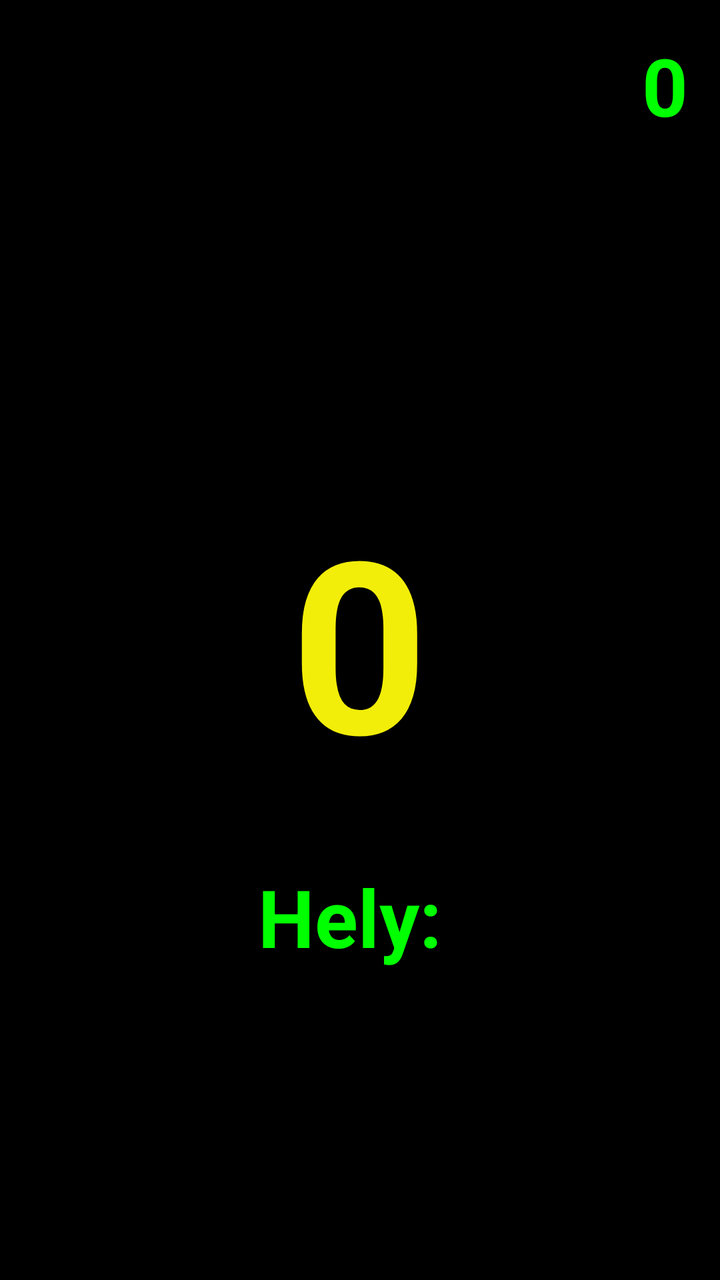
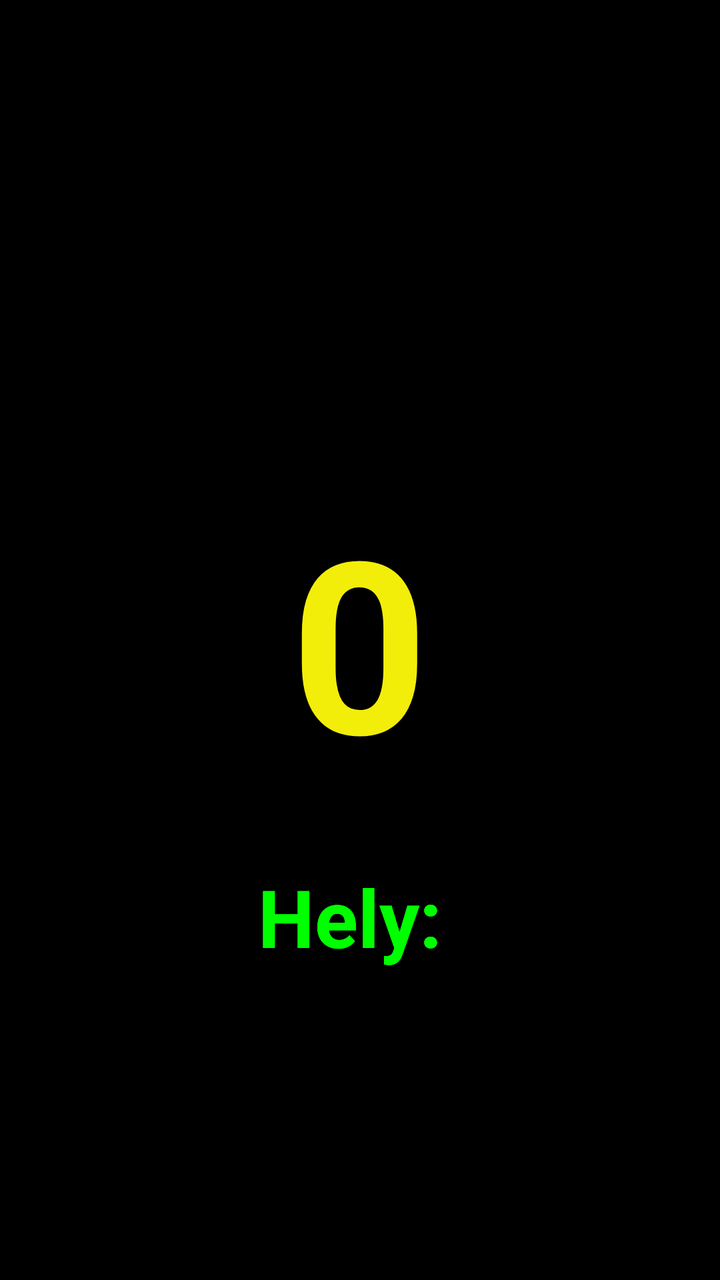

The first picture is an Android layout as it rendered before a commit; the second is the same layout after the commit. The layout source and the unified diff follow.
<!-- AndroidManifest.xml: application theme Theme.AppCompat.Light.NoActionBar -->
<!-- res/layout/activity_main.xml -->
<?xml version="1.0" encoding="utf-8"?>
<RelativeLayout xmlns:android="http://schemas.android.com/apk/res/android"
    android:layout_width="match_parent"
    android:layout_height="match_parent"
    android:background="#000000">


    <TextView
        android:id="@+id/tvTime"
        android:layout_width="wrap_content"
        android:layout_height="wrap_content"
        android:text="0"
        android:textSize="40sp"
        android:textColor="#00FF00"
        android:textStyle="bold"
        android:layout_alignParentTop="true"
        android:layout_alignParentEnd="true"
        android:layout_marginTop="16dp"
        android:layout_marginEnd="16dp"/>


    <TextView
        android:id="@+id/tvSpeed"
        android:layout_width="wrap_content"
        android:layout_height="wrap_content"
        android:text="0"
        android:textSize="120sp"
        android:textColor="#f2ee09"
        android:textStyle="bold"
        android:layout_centerInParent="true"/>


    <TextView
        android:id="@+id/tvRoad"
        android:layout_width="wrap_content"
        android:layout_height="wrap_content"
        android:text="Hely: "
        android:textSize="40sp"
        android:textColor="#00FF00"
        android:textStyle="bold"
        android:layout_below="@id/tvSpeed"
        android:layout_centerHorizontal="true"
        android:layout_marginTop="32dp"
        android:singleLine="false"
        android:maxLines="3" />

</RelativeLayout>
<!-- resources referenced by this layout -->
<resources>

</resources>

<!-- the commit's change to res/layout/activity_main.xml (unified diff, before → after) -->
@@ -6,18 +6,30 @@
 
 
     <TextView
-        android:id="@+id/tvTime"
+        android:id="@+id/tvRoad"
         android:layout_width="wrap_content"
         android:layout_height="wrap_content"
-        android:text="0"
+        android:text="Hely: "
         android:textSize="40sp"
         android:textColor="#00FF00"
         android:textStyle="bold"
-        android:layout_alignParentTop="true"
-        android:layout_alignParentEnd="true"
-        android:layout_marginTop="16dp"
-        android:layout_marginEnd="16dp"/>
+        android:layout_below="@id/tvSpeed"
+        android:layout_centerHorizontal="true"
+        android:layout_marginTop="32dp"
+        android:singleLine="false"
+        android:maxLines="3"/>
 
+    <TextView
+        android:id="@+id/tvVideoStatus"
+        android:layout_width="wrap_content"
+        android:layout_height="wrap_content"
+        android:text=""
+        android:textSize="28sp"
+        android:textColor="#FF0000"
+        android:textStyle="bold"
+        android:layout_below="@id/tvRoad"
+        android:layout_centerHorizontal="true"
+        android:layout_marginTop="16dp"/>
 
     <TextView
         android:id="@+id/tvSpeed"
